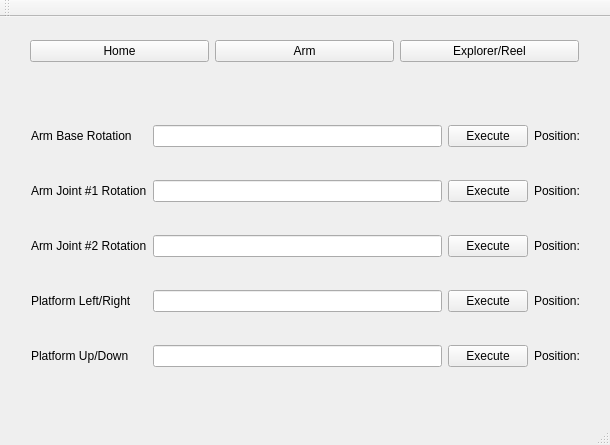
First picture: the form in Control_Panel/mainwindow.ui, repository Goldengreat3/D12_movement_controls, before the edit.
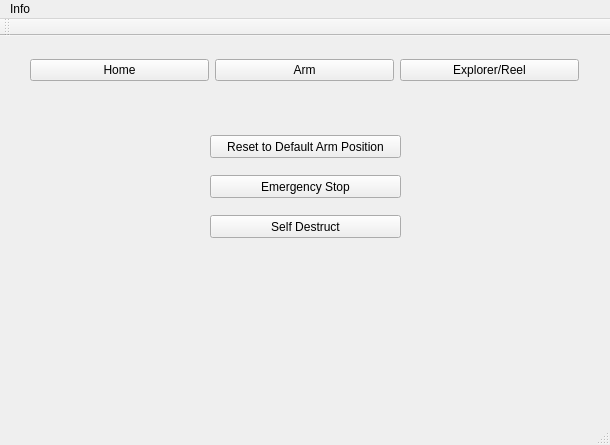
Second picture: the form after the edit.

Commit message: Tab Buttons work, Error messages, LCD displays put inn

```diff
--- a/Control_Panel/mainwindow.ui
+++ b/Control_Panel/mainwindow.ui
@@ -26,6 +26,47 @@
     <property name="currentIndex">
      <number>0</number>
     </property>
+    <widget class="QWidget" name="page">
+     <widget class="QPushButton" name="pushButton_8">
+      <property name="geometry">
+       <rect>
+        <x>190</x>
+        <y>50</y>
+        <width>191</width>
+        <height>23</height>
+       </rect>
+      </property>
+      <property name="text">
+       <string>Reset to Default Arm Position</string>
+      </property>
+     </widget>
+     <widget class="QPushButton" name="pushButton_9">
+      <property name="geometry">
+       <rect>
+        <x>190</x>
+        <y>90</y>
+        <width>191</width>
+        <height>23</height>
+       </rect>
+      </property>
+      <property name="text">
+       <string>Emergency Stop</string>
+      </property>
+     </widget>
+     <widget class="QPushButton" name="pushButton_10">
+      <property name="geometry">
+       <rect>
+        <x>190</x>
+        <y>130</y>
+        <width>191</width>
+        <height>23</height>
+       </rect>
+      </property>
+      <property name="text">
+       <string>Self Destruct</string>
+      </property>
+     </widget>
+    </widget>
     <widget class="QWidget" name="ArmPage">
      <widget class="QWidget" name="gridLayoutWidget">
       <property name="geometry">
@@ -234,21 +275,21 @@
     </property>
     <layout class="QGridLayout" name="gridLayout_3">
      <item row="0" column="2">
-      <widget class="QPushButton" name="pushButton_8">
+      <widget class="QPushButton" name="ExplorerReelButton">
        <property name="text">
         <string>Explorer/Reel</string>
        </property>
       </widget>
      </item>
      <item row="0" column="1">
-      <widget class="QPushButton" name="pushButton_9">
+      <widget class="QPushButton" name="ArmButton">
        <property name="text">
         <string>Arm</string>
        </property>
       </widget>
      </item>
      <item row="0" column="0">
-      <widget class="QPushButton" name="pushButton_10">
+      <widget class="QPushButton" name="HomeButton">
        <property name="text">
         <string>Home</string>
        </property>
@@ -266,6 +307,15 @@
      <height>21</height>
     </rect>
    </property>
+   <widget class="QMenu" name="menuHelp">
+    <property name="title">
+     <string>Info</string>
+    </property>
+    <addaction name="actionAbout"/>
+    <addaction name="actionHelp"/>
+    <addaction name="actionExit"/>
+   </widget>
+   <addaction name="menuHelp"/>
   </widget>
   <widget class="QToolBar" name="mainToolBar">
    <attribute name="toolBarArea">
```
Left out of the diff: 212 changed lines with no effect on the pictures. The commit also changes 24 other files.
